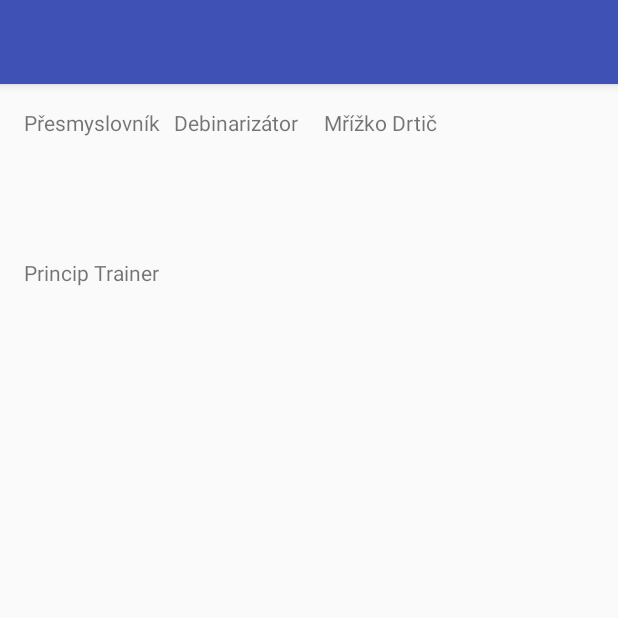
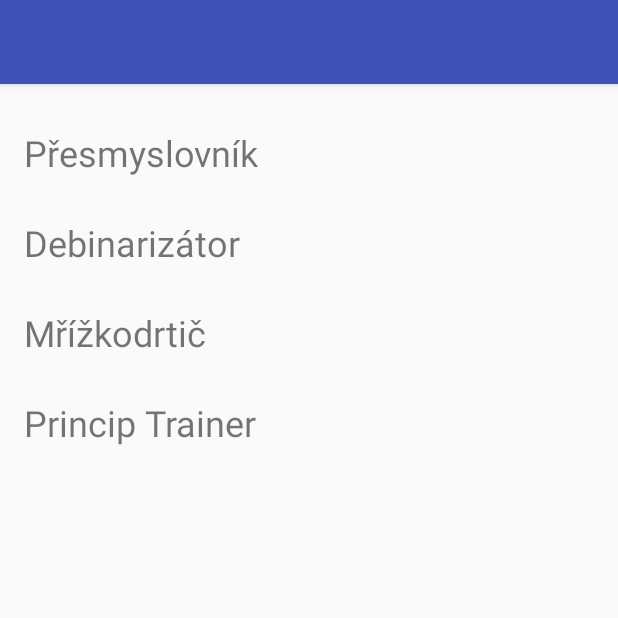
Before and after one commit to adamsikora/SifroHaluzic, an Android app: the screen it shows after launch (MainActivity), on a phone screen of 412 x 824 dp, the top half of it. Run offline under Robolectric (Android 15) with nearby library versions, the phone set to English and light mode, and no system bars.

Commit message:
reworked main activity

```diff
--- a/app/src/main/res/layout/activity_main.xml
+++ b/app/src/main/res/layout/activity_main.xml
@@ -11,34 +11,26 @@
     <GridLayout
         android:layout_width="match_parent"
         android:layout_height="match_parent"
-        android:columnCount="3">
+        android:columnCount="1">
 
         <TextView
             android:id="@+id/Presmyslovnik"
-            android:layout_width="@dimen/main_selection_size"
-            android:layout_height="@dimen/main_selection_size"
-            android:clickable="true"
+            style="@style/category_style"
             android:text="@string/presmyslovnik" />
 
         <TextView
             android:id="@+id/Debinarizator"
-            android:layout_width="@dimen/main_selection_size"
-            android:layout_height="@dimen/main_selection_size"
-            android:clickable="true"
+            style="@style/category_style"
             android:text="@string/debinarizator" />
 
         <TextView
             android:id="@+id/MrizkoDrtic"
-            android:layout_width="@dimen/main_selection_size"
-            android:layout_height="@dimen/main_selection_size"
-            android:clickable="true"
+            style="@style/category_style"
             android:text="@string/mrizkodrtic" />
 
         <TextView
             android:id="@+id/PrincipTrainer"
-            android:layout_width="@dimen/main_selection_size"
-            android:layout_height="@dimen/main_selection_size"
-            android:clickable="true"
+            style="@style/category_style"
             android:text="@string/principtrainer" />
     </GridLayout>
 </RelativeLayout>
--- a/app/src/main/res/layout/activity_presmyslovnik.xml
+++ b/app/src/main/res/layout/activity_presmyslovnik.xml
@@ -72,7 +72,6 @@
                 android:id="@+id/czPJRadioBtn"
                 android:layout_width="wrap_content"
                 android:layout_height="wrap_content"
-                android:layout_weight="1"
                 android:checked="false"
                 android:text="cz p.j." />
 
--- a/app/src/main/res/values/strings.xml
+++ b/app/src/main/res/values/strings.xml
@@ -3,7 +3,7 @@
 
     <string name="presmyslovnik">Přesmyslovník</string>
     <string name="debinarizator">Debinarizátor</string>
-    <string name="mrizkodrtic">Mřížko Drtič</string>
+    <string name="mrizkodrtic">Mřížkodrtič</string>
     <string name="principtrainer">Princip Trainer</string>
 
     <string name="result">Results:\n</string>
--- a/app/src/main/res/values/styles.xml
+++ b/app/src/main/res/values/styles.xml
@@ -28,4 +28,12 @@
         <item name="android:layout_height">@dimen/half_cube_size</item>
     </style>
 
+    <style name="category_style">
+        <item name="android:layout_width">fill_parent</item>
+        <item name="android:layout_height">60dp</item>
+        <item name="android:clickable">true</item>
+        <item name="android:textSize">24sp</item>
+        <item name="android:gravity">center_vertical</item>
+    </style>
+
 </resources>
```
